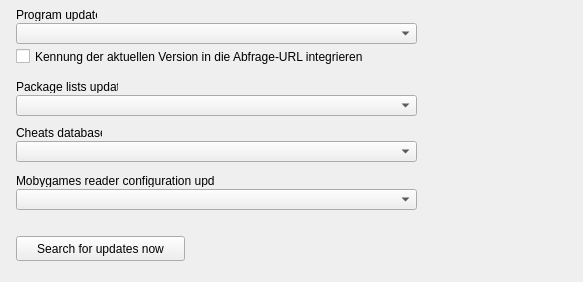
Qt form src/forms/SetupFrameUpdateUnit.ui (Eldricos/D-Fend-Reborn) before a commit.
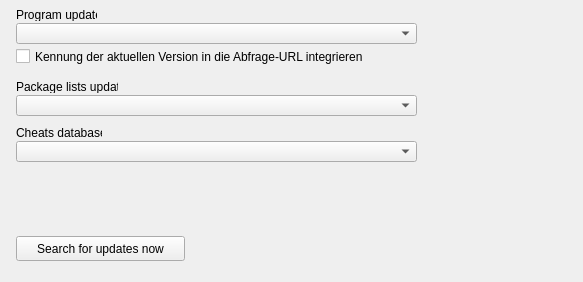
The same form after that commit. Icons and pictures are not drawn.

Commit message: Remove the MobyGames / TheGamesDB readers of D-Fend Reloaded

Diff of the .ui file:
```diff
--- a/src/forms/SetupFrameUpdateUnit.ui
+++ b/src/forms/SetupFrameUpdateUnit.ui
@@ -5,13 +5,6 @@
     <property name="geometry"><rect><x>0</x><y>0</y><width>583</width><height>282</height></rect></property>
     <property name="vclDesignWidth" stdset="0"><number>583</number></property>
     <property name="vclDesignHeight" stdset="0"><number>282</number></property>
-    <widget class="QLabel" name="DataReaderInfoLabel">
-      <property name="geometry"><rect><x>16</x><y>174</y><width>199</width><height>13</height></rect></property>
-      <property name="text"><string>Mobygames reader configuration update:</string></property>
-      <property name="textFormat"><enum>Qt::PlainText</enum></property>
-      <property name="alignment"><set>Qt::AlignLeft|Qt::AlignTop</set></property>
-      <property name="vclAutoSize" stdset="0"><bool>true</bool></property>
-    </widget>
     <widget class="QLabel" name="PackagesLabel">
       <property name="geometry"><rect><x>16</x><y>80</y><width>102</width><height>13</height></rect></property>
       <property name="text"><string>Package lists update:</string></property>
@@ -37,11 +30,6 @@
       <property name="geometry"><rect><x>16</x><y>48</y><width>553</width><height>17</height></rect></property>
       <property name="text"><string>Kennung der aktuellen Version in die Abfrage-URL integrieren</string></property>
     </widget>
-    <widget class="QComboBox" name="DataReaderComboBox">
-      <property name="geometry"><rect><x>16</x><y>189</y><width>401</width><height>21</height></rect></property>
-      <property name="editable"><bool>false</bool></property>
-      <property name="maxVisibleItems"><number>8</number></property>
-    </widget>
     <widget class="QComboBox" name="PackagesComboBox">
       <property name="geometry"><rect><x>16</x><y>95</y><width>401</width><height>21</height></rect></property>
       <property name="editable"><bool>false</bool></property>
```
Left out of the diff: 1 changed line with no effect on the pictures. The commit also changes 55 other files.
